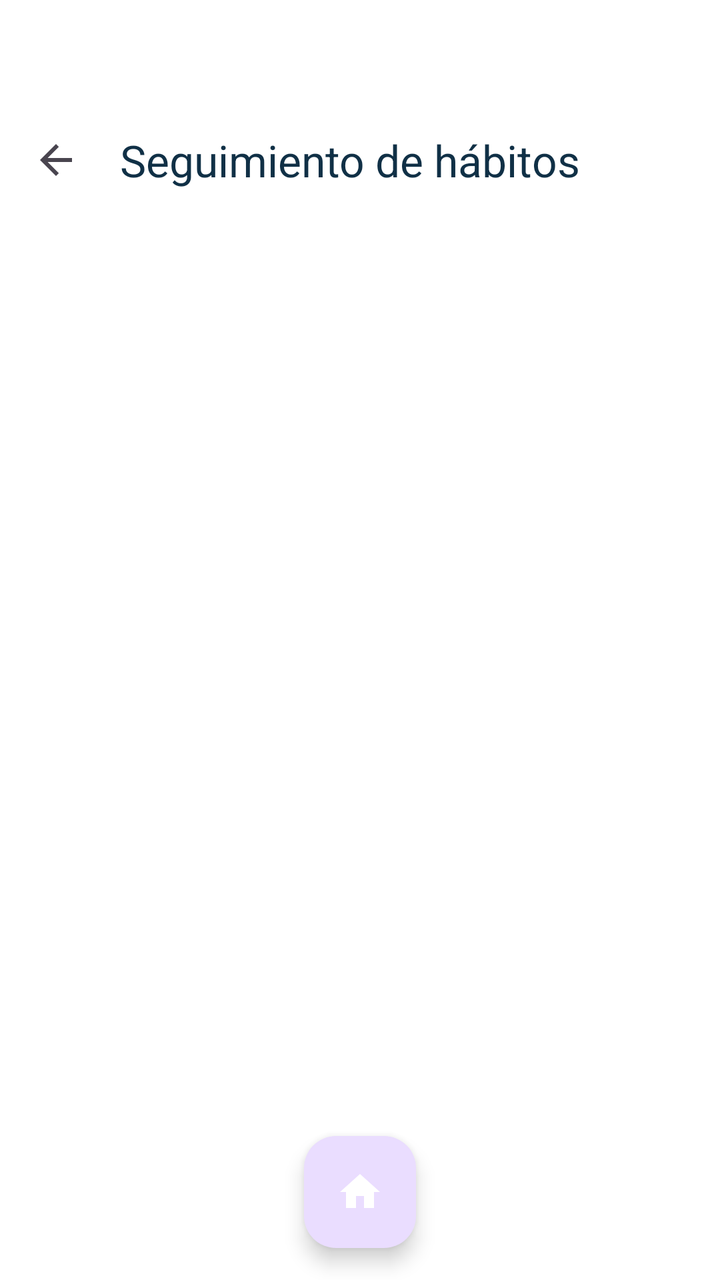
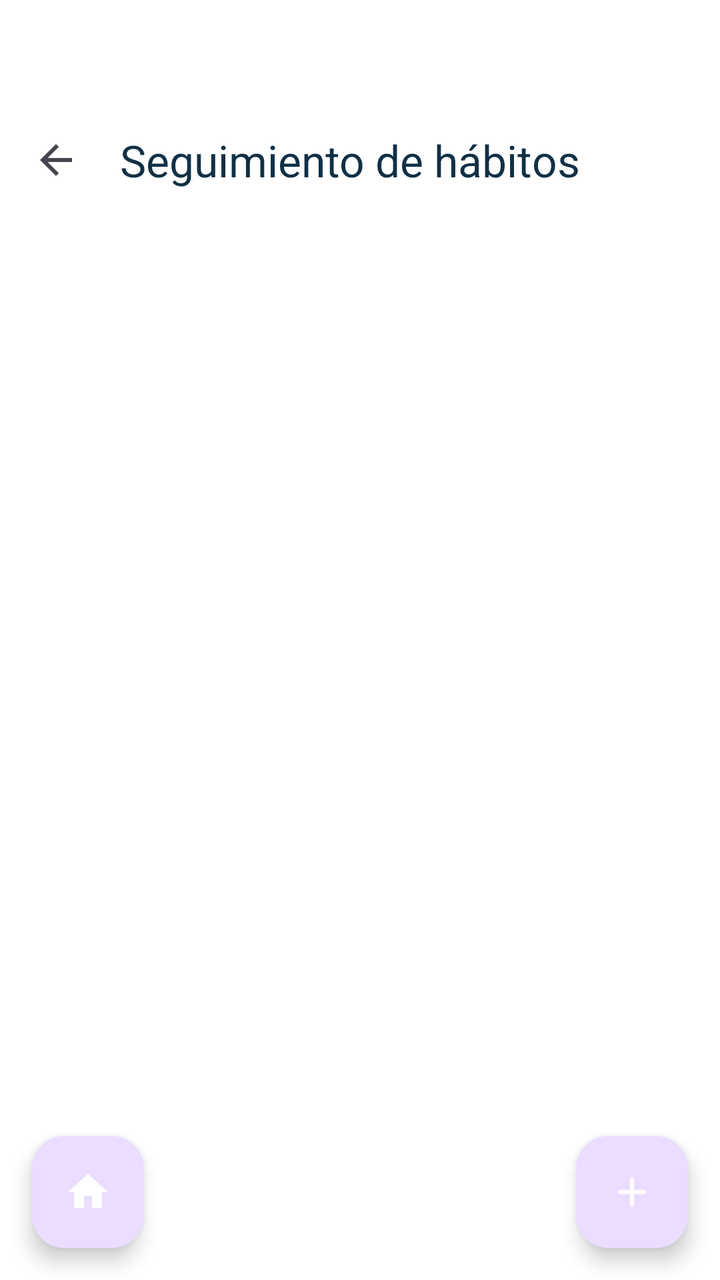

An Android layout rendered at two revisions. The XML below is the earlier revision; the diff shows what the commit changed to produce the second picture.
<!-- AndroidManifest.xml: application theme Theme.DiaCero -->
<!-- res/layout/fragment_habitos.xml -->
<?xml version="1.0" encoding="utf-8"?>
<androidx.constraintlayout.widget.ConstraintLayout xmlns:android="http://schemas.android.com/apk/res/android"
    xmlns:app="http://schemas.android.com/apk/res-auto"
    android:layout_width="match_parent"
    android:layout_height="match_parent"
    android:background="?attr/colorSurface"
    android:paddingTop="48dp">

    <com.google.android.material.appbar.MaterialToolbar
        android:id="@+id/toolbarHabitos"
        android:layout_width="match_parent"
        android:layout_height="?attr/actionBarSize"
        android:background="?attr/colorSurface"
        app:navigationIcon="@drawable/ic_arrow_back"
        app:title="Seguimiento de hábitos"
        app:titleTextColor="?attr/colorOnSurface"
        app:layout_constraintTop_toTopOf="parent" />

    <androidx.recyclerview.widget.RecyclerView
        android:id="@+id/rvHabits"
        android:layout_width="0dp"
        android:layout_height="0dp"
        android:clipToPadding="false"
        android:paddingStart="12dp"
        android:paddingTop="8dp"
        android:paddingEnd="12dp"
        android:paddingBottom="92dp"
        app:layoutManager="androidx.recyclerview.widget.LinearLayoutManager"
        app:layout_constraintBottom_toBottomOf="parent"
        app:layout_constraintEnd_toEndOf="parent"
        app:layout_constraintStart_toStartOf="parent"
        app:layout_constraintTop_toBottomOf="@id/toolbarHabitos" />

    <com.google.android.material.floatingactionbutton.FloatingActionButton
        android:id="@+id/fabIrCasaHabitos"
        android:layout_width="wrap_content"
        android:layout_height="wrap_content"
        android:layout_marginBottom="16dp"
        android:contentDescription="Ir a inicio"
        android:src="@drawable/ic_home"
        app:fabSize="mini"
        app:layout_constraintBottom_toBottomOf="parent"
        app:layout_constraintStart_toStartOf="parent"
        app:layout_constraintEnd_toEndOf="parent"
        app:tint="@android:color/white" />

</androidx.constraintlayout.widget.ConstraintLayout>
<!-- resources referenced by this layout -->
<resources>
  <!-- drawable ic_arrow_back (drawable) -->
  <vector xmlns:android="http://schemas.android.com/apk/res/android"
      android:width="24dp"
      android:height="24dp"
      android:viewportWidth="24.0"
      android:viewportHeight="24.0"
      android:tint="?attr/colorControlNormal">
    <path
        android:fillColor="@android:color/white"
        android:pathData="M20,11H7.83l5.59,-5.59L12,4l-8,8 8,8 1.41,-1.41L7.83,13H20v-2z"/>
  </vector>
  <!-- drawable ic_home (drawable) -->
  <vector xmlns:android="http://schemas.android.com/apk/res/android"
      android:width="24dp"
      android:height="24dp"
      android:viewportWidth="24"
      android:viewportHeight="24">
      <path
          android:fillColor="@android:color/white"
          android:pathData="M10,20v-6h4v6h5v-8h3L12,3 2,12h3v8z" />
  </vector>
  <style name="Theme.DiaCero" parent="Base.Theme.DiaCero" />
  <style name="Base.Theme.DiaCero" parent="Theme.Material3.DayNight.NoActionBar">
          
          <item name="colorPrimary">@color/primary</item>
          <item name="colorOnPrimary">@color/white</item>
          <item name="colorSecondary">@color/secondary</item>
          <item name="colorOnSecondary">@color/white</item>
  
          
          <item name="android:windowBackground">@color/background</item>
          <item name="colorSurface">@color/surface</item>
          <item name="colorSurfaceVariant">@color/surface_variant</item>
          <item name="colorOnSurface">@color/text_primary</item>
          <item name="colorOnSurfaceVariant">@color/text_secondary</item>
      </style>
  <color name="primary">#0F6CBD</color>
  <color name="white">#FFFFFFFF</color>
  <color name="secondary">#00A884</color>
  <color name="background">#F2F8FF</color>
  <color name="surface">#FFFFFF</color>
  <color name="surface_variant">#E6F2FF</color>
  <color name="text_primary">#103046</color>
  <color name="text_secondary">#4E6A7A</color>
</resources>

<!-- the commit's change to res/layout/fragment_habitos.xml (unified diff, before → after) -->
@@ -36,11 +36,23 @@
         android:layout_width="wrap_content"
         android:layout_height="wrap_content"
         android:layout_marginBottom="16dp"
+        android:layout_marginStart="16dp"
         android:contentDescription="Ir a inicio"
         android:src="@drawable/ic_home"
         app:fabSize="mini"
         app:layout_constraintBottom_toBottomOf="parent"
         app:layout_constraintStart_toStartOf="parent"
+        app:tint="@android:color/white" />
+
+    <com.google.android.material.floatingactionbutton.FloatingActionButton
+        android:id="@+id/fabAddHabito"
+        android:layout_width="wrap_content"
+        android:layout_height="wrap_content"
+        android:layout_marginEnd="16dp"
+        android:layout_marginBottom="16dp"
+        android:contentDescription="Añadir hábito"
+        android:src="@drawable/ic_add"
+        app:layout_constraintBottom_toBottomOf="parent"
         app:layout_constraintEnd_toEndOf="parent"
         app:tint="@android:color/white" />
 
<!-- resource entries referenced after the edit -->
@@ -1,5 +1,16 @@
 <!-- resources referenced by this layout -->
 <resources>
+  <!-- drawable ic_add (drawable) -->
+  <vector xmlns:android="http://schemas.android.com/apk/res/android"
+      android:width="24dp"
+      android:height="24dp"
+      android:viewportWidth="24"
+      android:viewportHeight="24"
+      android:tint="#FFFFFF">
+    <path
+        android:fillColor="@android:color/white"
+        android:pathData="M19,13h-6v6h-2v-6H5v-2h6V5h2v6h6v2z"/>
+  </vector>
   <!-- drawable ic_arrow_back (drawable) -->
   <vector xmlns:android="http://schemas.android.com/apk/res/android"
       android:width="24dp"
